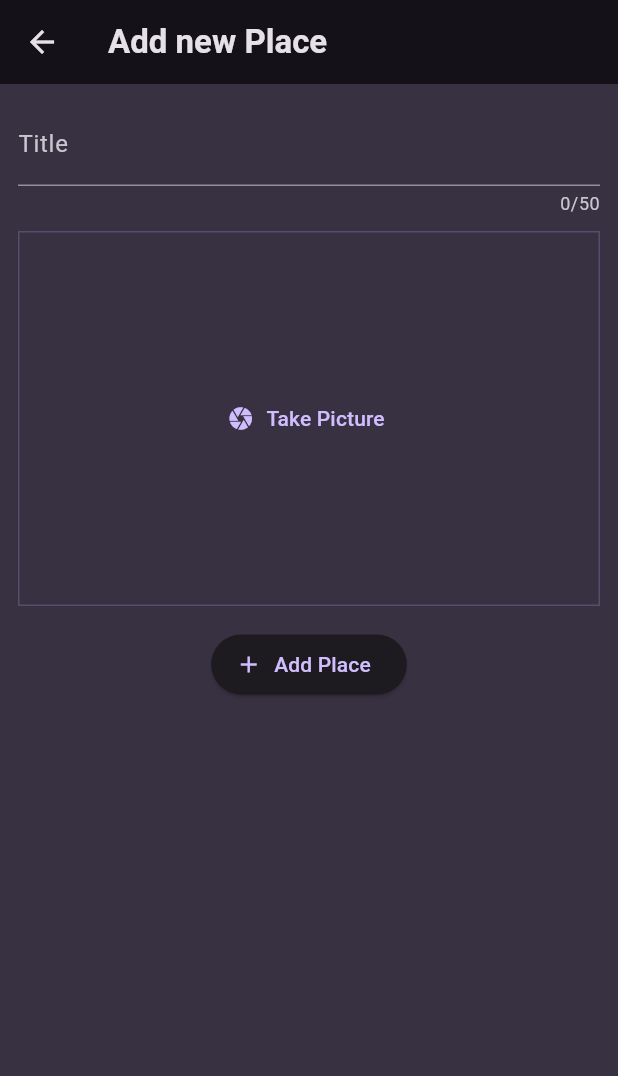
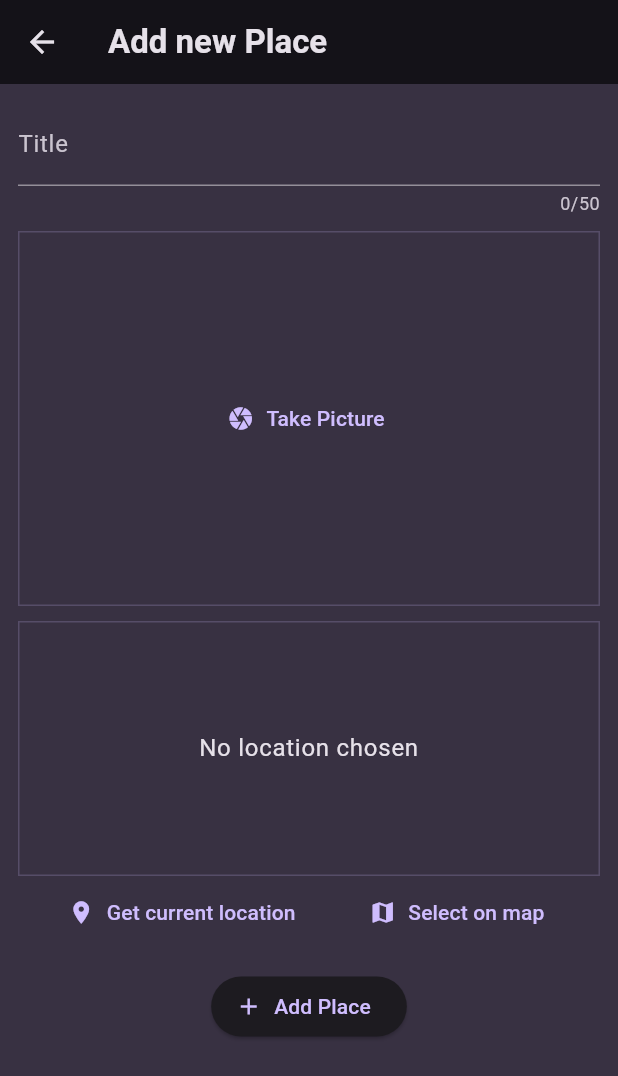
Before and after one commit to never47/flutter-favorite-places, a Flutter app: the AddItemScreen screen opened directly, on a phone screen of 412 x 824 dp. Shown: the top 1076 px of the screen. Run offline on Flutter 3.47's test engine with Material 3 defaults, Android fonts, the phone set to English and light mode, and no system bars; our stand-ins replace flutter_riverpod, google_fonts, image_picker, location.

Commit message:
add: location_input

```diff
--- a/lib/screens/add_place.dart
+++ b/lib/screens/add_place.dart
@@ -1,5 +1,6 @@
 import 'package:favorite_places/providers/user_places.dart';
 import 'package:favorite_places/widgets/image_input.dart';
+import 'package:favorite_places/widgets/location_input.dart';
 import 'package:flutter/material.dart';
 import 'dart:io';
 import 'package:flutter_riverpod/flutter_riverpod.dart';
@@ -68,6 +69,8 @@ class _AddItemScreen extends ConsumerState<AddItemScreen> {
                   _selectedImage = image;
                 },
               ),
+              const SizedBox(height: 10),
+              LocationInput(),
               const SizedBox(height: 15),
               ElevatedButton.icon(
                 onPressed: _saveItem,
--- /dev/null
+++ b/lib/widgets/location_input.dart
@@ -0,0 +1,100 @@
+import 'package:flutter/material.dart';
+import 'package:location/location.dart';
+
+class LocationInput extends StatefulWidget {
+  const LocationInput({super.key});
+
+  @override
+  State<LocationInput> createState() {
+    return _LocationInput();
+  }
+}
+
+class _LocationInput extends State<LocationInput> {
+  Location? _pickedLocation;
+  var _isGettingLocation = false;
+
+  void _getCurrentLocation() async {
+    Location location = Location();
+
+    bool serviceEnabled;
+    PermissionStatus permissionGranted;
+    LocationData locationData;
+
+    serviceEnabled = await location.serviceEnabled();
+    if (!serviceEnabled) {
+      serviceEnabled = await location.requestService();
+      if (!serviceEnabled) {
+        return;
+      }
+    }
+
+    permissionGranted = await location.hasPermission();
+    if (permissionGranted == PermissionStatus.denied) {
+      permissionGranted = await location.requestPermission();
+      if (permissionGranted != PermissionStatus.granted) {
+        return;
+      }
+    }
+
+    setState(() {
+      _isGettingLocation = true;
+    });
+
+    locationData = await location.getLocation();
+
+    setState(() {
+      _isGettingLocation = false;
+    });
+
+    print(locationData.longitude);
+    print(locationData.latitude);
+  }
+
+  @override
+  Widget build(BuildContext context) {
+    Widget previewContent = Text(
+      'No location chosen',
+      textAlign: TextAlign.center,
+      style: Theme.of(context).textTheme.bodyLarge!.copyWith(
+            color: Theme.of(context).colorScheme.onBackground,
+          ),
+    );
+
+    if (_isGettingLocation) {
+      previewContent = const CircularProgressIndicator();
+    }
+
+    return Column(
+      children: [
+        Container(
+          height: 170,
+          width: double.infinity,
+          alignment: Alignment.center,
+          decoration: BoxDecoration(
+            border: Border.all(
+              width: 1,
+              color: Theme.of(context).colorScheme.primary.withOpacity(0.2),
+            ),
+          ),
+          child: previewContent,
+        ),
+        Row(
+          mainAxisAlignment: MainAxisAlignment.spaceEvenly,
+          children: [
+            TextButton.icon(
+              onPressed: _getCurrentLocation,
+              icon: const Icon(Icons.location_on),
+              label: const Text('Get current location'),
+            ),
+            TextButton.icon(
+              onPressed: () {},
+              icon: const Icon(Icons.map),
+              label: const Text('Select on map'),
+            ),
+          ],
+        )
+      ],
+    );
+  }
+}
--- a/pubspec.yaml
+++ b/pubspec.yaml
@@ -39,6 +39,7 @@ dependencies:
   flutter_riverpod: ^2.5.1
   uuid: ^4.3.3
   image_picker: ^1.0.7
+  location: ^5.0.3
 
 dev_dependencies:
   flutter_test:
```
Also changed, not shown: pubspec.lock, 3 other files.
